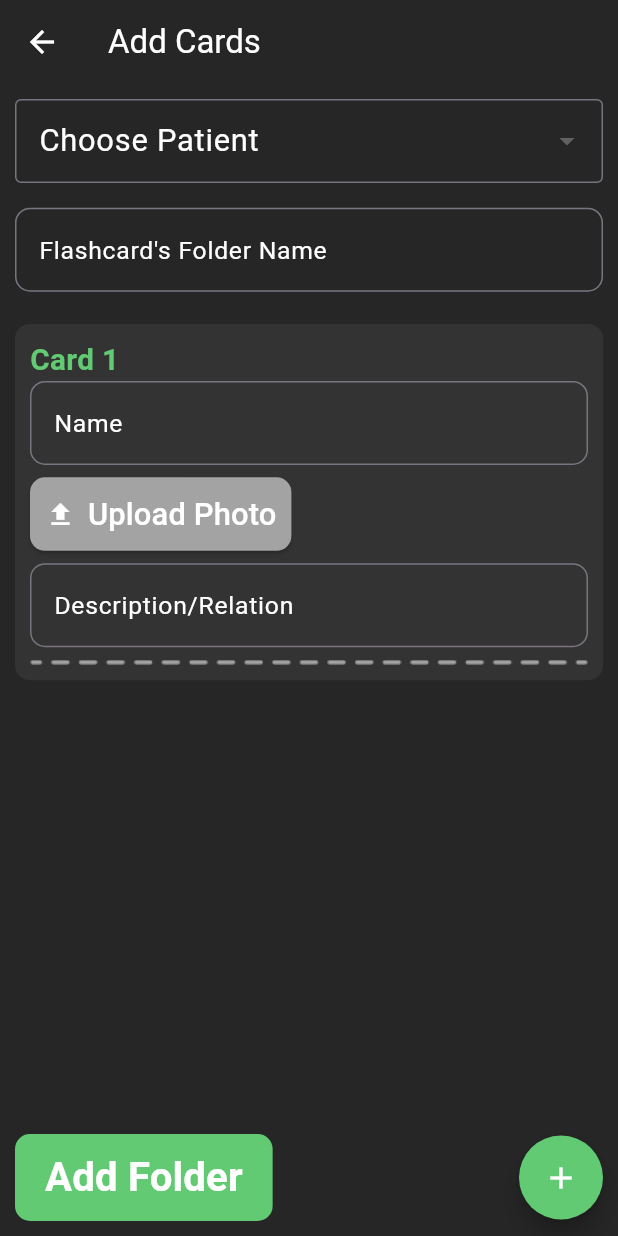
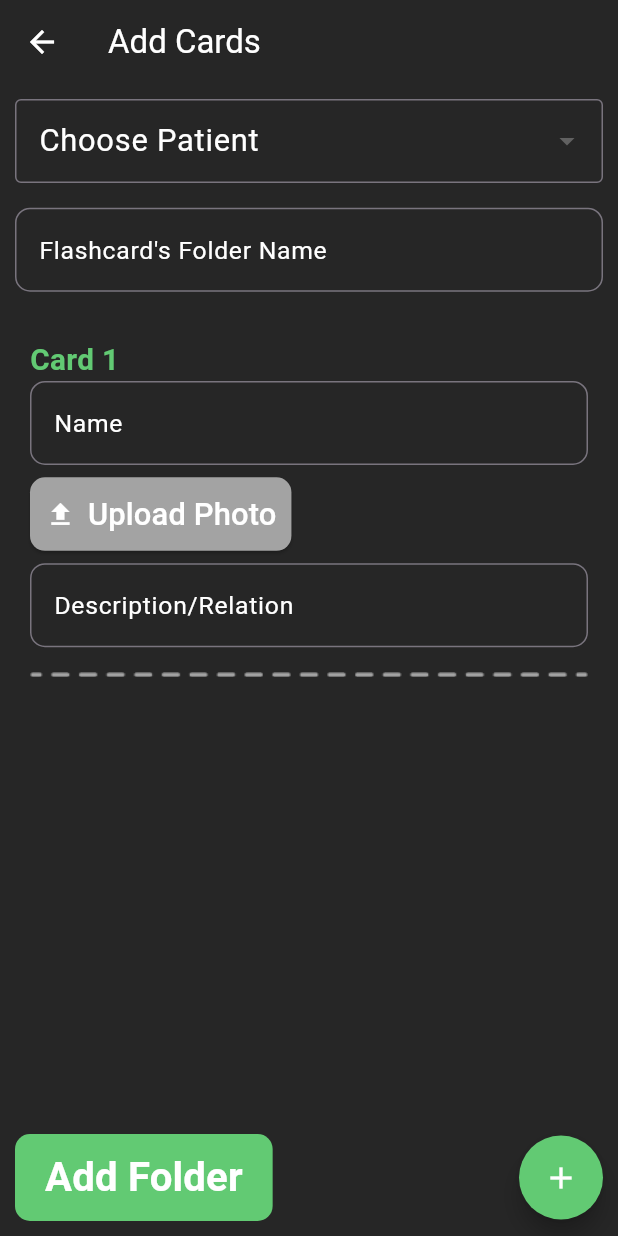
Before and after one commit to sidesshmore/AlzPal, a Flutter app: the AddCards screen opened directly, on a phone screen of 412 x 824 dp. Run offline on Flutter 3.47's test engine with Material 3 defaults, Android fonts, the phone set to English and light mode, and no system bars; our stand-ins replace dotted_border, flutter_otp_text_field, image_picker, intl_phone_number_input, smooth_page_indicator.

Commit message:
card background color removed

```diff
--- a/lib/Caregiver-App/Caregiver-Flashcards/widgets/card_info.dart
+++ b/lib/Caregiver-App/Caregiver-Flashcards/widgets/card_info.dart
@@ -15,7 +15,6 @@ class CardInfo extends StatelessWidget {
       margin: const EdgeInsets.symmetric(vertical: 5.0),
       padding: const EdgeInsets.all(10.0),
       decoration: BoxDecoration(
-        color: const Color(0xff333333),
         borderRadius: BorderRadius.circular(10.0),
       ),
       child: Column(
@@ -100,7 +99,7 @@ class CardInfo extends StatelessWidget {
             ),
           ),
           SizedBox(
-            height: screenHeight * 0.01,
+            height: screenHeight * 0.02,
           ),
           Image.asset(
             'assets/Dashed_Line.png',
```
Also changed, not shown: 1 other file.
